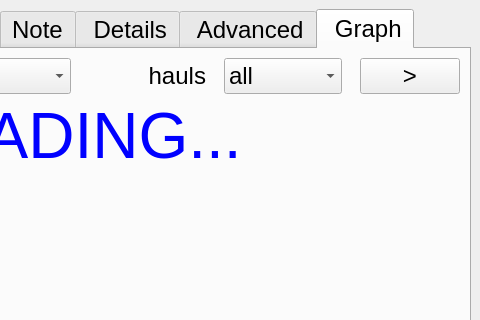
Old version of the form ddh/gui/designer_main.ui in the repository LowellInstruments/ddh_old; both pictures show x 338 to 818 and y 0 to 320 of the 818 by 498 pixel window.
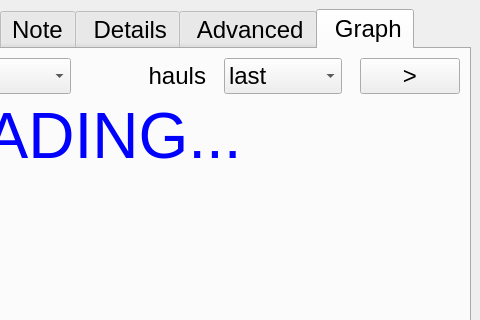
New version of the form. The open tabs and pages were chosen to show the change. Icons and pictures are not drawn.

The edit to the form file:
```diff
--- a/ddh/gui/designer_main.ui
+++ b/ddh/gui/designer_main.ui
@@ -1534,11 +1534,6 @@
           </item>
           <item>
            <widget class="QComboBox" name="cb_g_cycle_haul">
-            <item>
-             <property name="text">
-              <string>all</string>
-             </property>
-            </item>
             <item>
              <property name="text">
               <string>last</string>
```
Left out of the diff: 93 changed lines with no effect on the pictures.
